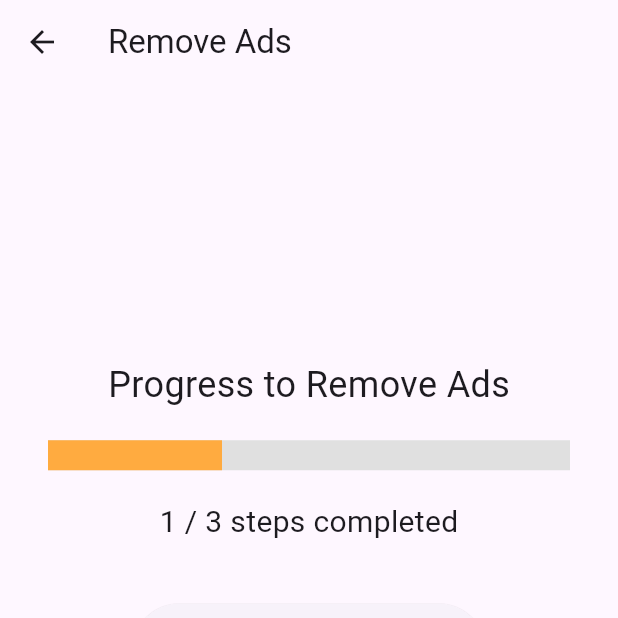
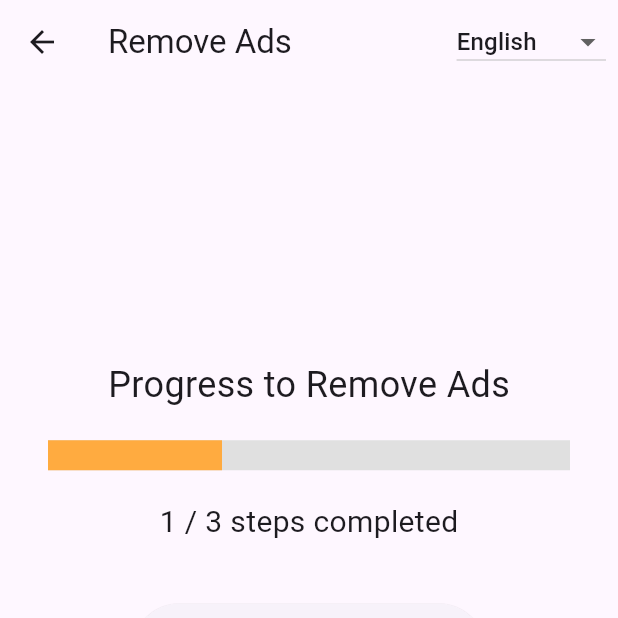
Before and after one commit to rai03k/tic-tac-toe-app, a Flutter app: the screen it shows after launch, after a tap on an icon or button, on a phone screen of 412 x 824 dp, the top half of it. Run offline on Flutter 3.47's test engine with Material 3 defaults, Android fonts, the light colour scheme and no system bars; our stand-ins replace audioplayers, device_preview, google_mobile_ads, shared_preferences; network calls fail.

Commit message:
update:広告言語切り替えボタン追加

```diff
--- a/lib/admob/ad_removal.dart
+++ b/lib/admob/ad_removal.dart
@@ -24,10 +24,101 @@ class _AdRemovalScreenState extends State<AdRemovalScreen>
   bool _isTopBannerAdLoaded = false;
   bool _isBottomBannerAdLoaded = false;
 
+  // 言語選択関連の変数
+  String _selectedLanguage = 'en'; // 初期言語
+  final List<Map<String, String>> _languages = [
+    {'code': 'en', 'label': 'English'},
+    {'code': 'es', 'label': 'Español'},
+    {'code': 'zh_CN', 'label': '简体中文'},
+    {'code': 'zh_TW', 'label': '繁體中文'},
+    {'code': 'ja', 'label': '日本語'},
+    {'code': 'fr', 'label': 'Français'},
+    {'code': 'de', 'label': 'Deutsch'},
+    {'code': 'pt', 'label': 'Português'},
+    {'code': 'ko', 'label': '한국어'}
+  ];
+
+  // 翻訳マップ
+  final Map<String, Map<String, String>> _translations = {
+    'en': {
+      'progressDescription': 'Progress to Remove Ads',
+      'reviewButton': 'Write a Review',
+      'watchVideoButton': 'Watch Video to Remove Ads',
+      'stepsCompleted': 'steps completed',
+      'orText': 'or',
+      'adsRemovedMessage': 'Ads have been removed!',
+    },
+    'ja': {
+      'progressDescription': '広告を削除するための進捗',
+      'reviewButton': 'レビューを書く',
+      'watchVideoButton': '動画を見て広告を削除',
+      'stepsCompleted': 'ステップが完了しました',
+      'orText': 'または',
+      'adsRemovedMessage': '広告が削除されました！',
+    },
+    'es': {
+      'progressDescription': 'Progreso para eliminar anuncios',
+      'reviewButton': 'Escribir una reseña',
+      'watchVideoButton': 'Ver video para eliminar anuncios',
+      'stepsCompleted': 'pasos completados',
+      'orText': 'o',
+      'adsRemovedMessage': '¡Los anuncios han sido eliminados!',
+    },
+    'zh_CN': {
+      'progressDescription': '删除广告的进度',
+      'reviewButton': '写评论',
+      'watchVideoButton': '观看视频以删除广告',
+      'stepsCompleted': '步已完成',
+      'orText': '或',
+      'adsRemovedMessage': '广告已删除！',
+    },
+    'zh_TW': {
+      'progressDescription': '刪除廣告的進度',
+      'reviewButton': '寫評論',
+      'watchVideoButton': '觀看視頻以刪除廣告',
+      'stepsCompleted': '步已完成',
+      'orText': '或',
+      'adsRemovedMessage': '廣告已刪除！',
+    },
+    'fr': {
+      'progressDescription': 'Progrès pour supprimer les publicités',
+      'reviewButton': 'Écrire une critique',
+      'watchVideoButton': 'Regarder la vidéo pour supprimer les publicités',
+      'stepsCompleted': 'étapes terminées',
+      'orText': 'ou',
+      'adsRemovedMessage': 'Les annonces ont été supprimées!',
+    },
+    'de': {
+      'progressDescription': 'Fortschritt zum Entfernen von Anzeigen',
+      'reviewButton': 'Eine Bewertung schreiben',
+      'watchVideoButton': 'Video ansehen, um Anzeigen zu entfernen',
+      'stepsCompleted': 'Schritte abgeschlossen',
+      'orText': 'oder',
+      'adsRemovedMessage': 'Die Anzeigen wurden entfernt!',
+    },
+    'pt': {
+      'progressDescription': 'Progresso para remover anúncios',
+      'reviewButton': 'Escrever uma avaliação',
+      'watchVideoButton': 'Assista ao vídeo para remover anúncios',
+      'stepsCompleted': 'etapas concluídas',
+      'orText': 'ou',
+      'adsRemovedMessage': 'Os anúncios foram removidos!',
+    },
+    'ko': {
+      'progressDescription': '광고 제거 진행 상황',
+      'reviewButton': '리뷰 작성',
+      'watchVideoButton': '광고 제거를 위한 비디오 보기',
+      'stepsCompleted': '단계 완료',
+      'orText': '또는',
+      'adsRemovedMessage': '광고가 제거되었습니다!',
+    }
+  };
+
   @override
   void initState() {
     super.initState();
     _loadProgress();  // SharedPreferencesから進捗状況を読み込む
+    _loadLanguage();  // 言語設定を読み込む
     _controller = AnimationController(
       duration: const Duration(seconds: 1),  // 1秒間のアニメーション
       vsync: this,
@@ -39,6 +130,46 @@ class _AdRemovalScreenState extends State<AdRemovalScreen>
       _loadRewardedAd();  // 動画広告を読み込む
       _loadBannerAds();  // バナー広告を読み込む
     }
+  }
+
+  // 言語設定をSharedPreferencesから読み込む
+  Future<void> _loadLanguage() async {
+    SharedPreferences prefs = await SharedPreferences.getInstance();
+    setState(() {
+      _selectedLanguage = prefs.getString('selectedLanguage') ?? 'en';
+    });
+  }
+
+  // 言語設定をSharedPreferencesに保存する
+  Future<void> _saveLanguage(String languageCode) async {
+    SharedPreferences prefs = await SharedPreferences.getInstance();
+    await prefs.setString('selectedLanguage', languageCode);
+    setState(() {
+      _selectedLanguage = languageCode;
+    });
+  }
+
+  // 言語選択用のドロップダウンメニュー
+  Widget _buildLanguageDropdown() {
+    return DropdownButton<String>(
+      value: _selectedLanguage,
+      onChanged: (String? newLanguage) {
+        if (newLanguage != null) {
+          _saveLanguage(newLanguage);
+        }
+      },
+      items: _languages.map<DropdownMenuItem<String>>((Map<String, String> language) {
+        return DropdownMenuItem<String>(
+          value: language['code'],
+          child: Text(language['label']!),
+        );
+      }).toList(),
+    );
+  }
+
+  // 選択された言語に基づいて翻訳を取得する関数
+  String _getTranslation(String key) {
+    return _translations[_selectedLanguage]?[key] ?? '';
   }
 
   // バナー広告を読み込む関数
@@ -131,7 +262,7 @@ class _AdRemovalScreenState extends State<AdRemovalScreen>
     );
   }
 
-// ネットワークエラーメッセージを表示する関数
+  // ネットワークエラーメッセージを表示する関数
   void _showErrorDialog(String message) {
     showDialog(
       context: context,
@@ -151,7 +282,6 @@ class _AdRemovalScreenState extends State<AdRemovalScreen>
       },
     );
   }
-
 
   // 動画広告を表示して、進捗を更新する関数
   void _showRewardedAd() {
@@ -197,6 +327,12 @@ class _AdRemovalScreenState extends State<AdRemovalScreen>
     return Scaffold(
       appBar: AppBar(
         title: const Text('Remove Ads'),  // AppBarのタイトル
+        actions: [
+          Padding(
+            padding: const EdgeInsets.all(8.0),
+            child: _buildLanguageDropdown(),  // 言語選択ドロップダウンを右上に表示
+          ),
+        ],
       ),
       body: Column(
         children: [
@@ -212,13 +348,12 @@ class _AdRemovalScreenState extends State<AdRemovalScreen>
                 mainAxisAlignment: MainAxisAlignment.center,  // コンテンツを中央に配置
                 crossAxisAlignment: CrossAxisAlignment.center,
                 children: [
-                  // 進捗バーを表示するアニメーション
                   Padding(
                     padding: const EdgeInsets.symmetric(horizontal: 32.0),  // 横に余白を追加
                     child: Column(
                       children: [
-                        const Text(
-                          'Progress to Remove Ads',  // 進捗状況の説明
+                        Text(
+                          _getTranslation('progressDescription'),  // 進捗状況の説明
                           style: TextStyle(fontSize: 24),
                         ),
                         const SizedBox(height: 20),
@@ -235,7 +370,7 @@ class _AdRemovalScreenState extends State<AdRemovalScreen>
                         ),
                         const SizedBox(height: 20),
                         Text(
-                          '$_progress / 3 steps completed',  // 進捗状況を表示
+                          '$_progress / 3 ${_getTranslation('stepsCompleted')}',  // 進捗状況を表示
                           style: const TextStyle(fontSize: 20),
                         ),
                       ],
@@ -258,12 +393,12 @@ class _AdRemovalScreenState extends State<AdRemovalScreen>
                           ),
                           child: Row(
                             mainAxisSize: MainAxisSize.min,  // ボタンのサイズに合わせる
-                            children: const [
-                              Icon(Icons.rate_review, size: 24),  // レビューアイコン
-                              SizedBox(width: 10),  // アイコンとテキストの間にスペースを追加
+                            children: [
+                              const Icon(Icons.rate_review, size: 24),  // レビューアイコン
+                              const SizedBox(width: 10),  // アイコンとテキストの間にスペースを追加
                               Text(
-                                'Write a Review',  // ボタンのテキスト
-                                style: TextStyle(fontSize: 18),
+                                _getTranslation('reviewButton'),  // レビューボタンのテキスト
+                                style: const TextStyle(fontSize: 18),
                               ),
                             ],
                           ),
@@ -271,9 +406,9 @@ class _AdRemovalScreenState extends State<AdRemovalScreen>
 
                         const SizedBox(height: 20),  // ボタンと「or」の間にスペースを追加
 
-                        const Text(  // or のテキスト
-                          'or',
-                          style: TextStyle(fontSize: 18, color: Colors.grey),
+                        Text(  // or のテキスト
+                          _getTranslation('orText'),
+                          style: const TextStyle(fontSize: 18, color: Colors.grey),
                         ),
 
                         const SizedBox(height: 20),  // 「or」と次のボタンの間にスペースを追加
@@ -288,12 +423,12 @@ class _AdRemovalScreenState extends State<AdRemovalScreen>
                           ),
                           child: Row(
                             mainAxisSize: MainAxisSize.min,  // ボタンのサイズに合わせる
-                            children: const [
-                              Icon(Icons.play_circle, size: 24),  // 動画再生アイコン
-                              SizedBox(width: 10),  // アイコンとテキストの間にスペースを追加
+                            children: [
+                              const Icon(Icons.play_circle, size: 24),  // 動画再生アイコン
+                              const SizedBox(width: 10),  // アイコンとテキストの間にスペースを追加
                               Text(
-                                'Watch Video to Remove Ads',  // ボタンのテキスト
-                                style: TextStyle(fontSize: 18),
+                                _getTranslation('watchVideoButton'),  // 動画再生ボタンのテキスト
+                                style: const TextStyle(fontSize: 18),
                               ),
                             ],
                           ),
@@ -301,29 +436,12 @@ class _AdRemovalScreenState extends State<AdRemovalScreen>
                       ],
                     ),
 
-                  // 進捗が2点目か、レビュー済みの場合は動画再生のみ
-                  if (_progress == 2 || (_progress == 1 && _hasReviewed))
-                    ElevatedButton(
-                      onPressed: _rewardedAd != null ? _showRewardedAd : null,  // 動画再生
-                      style: ElevatedButton.styleFrom(
-                        padding: const EdgeInsets.symmetric(horizontal: 40, vertical: 20),
-                        shape: RoundedRectangleBorder(
-                          borderRadius: BorderRadius.circular(30),  // 角を丸くする
-                        ),
-                      ),
-                      child: const Text(
-                        'Watch Video to Remove Ads',  // ボタンのテキスト
-                        style: TextStyle(fontSize: 18),
-                      ),
-                    ),
-
                   const SizedBox(height: 40),
 
-                  // 進捗が完了した場合、広告が非表示になるメッセージを表示
                   if (_progress == 3)
-                    const Text(
-                      'Ads have been removed!',  // 広告が削除されたことを表示
-                      style: TextStyle(fontSize: 18, color: Colors.orange),
+                    Text(
+                      _getTranslation('adsRemovedMessage'),  // 広告削除完了メッセージ
+                      style: const TextStyle(fontSize: 18, color: Colors.orange),
                     ),
                 ],
               ),
```
Also changed, not shown: 1 other file.
